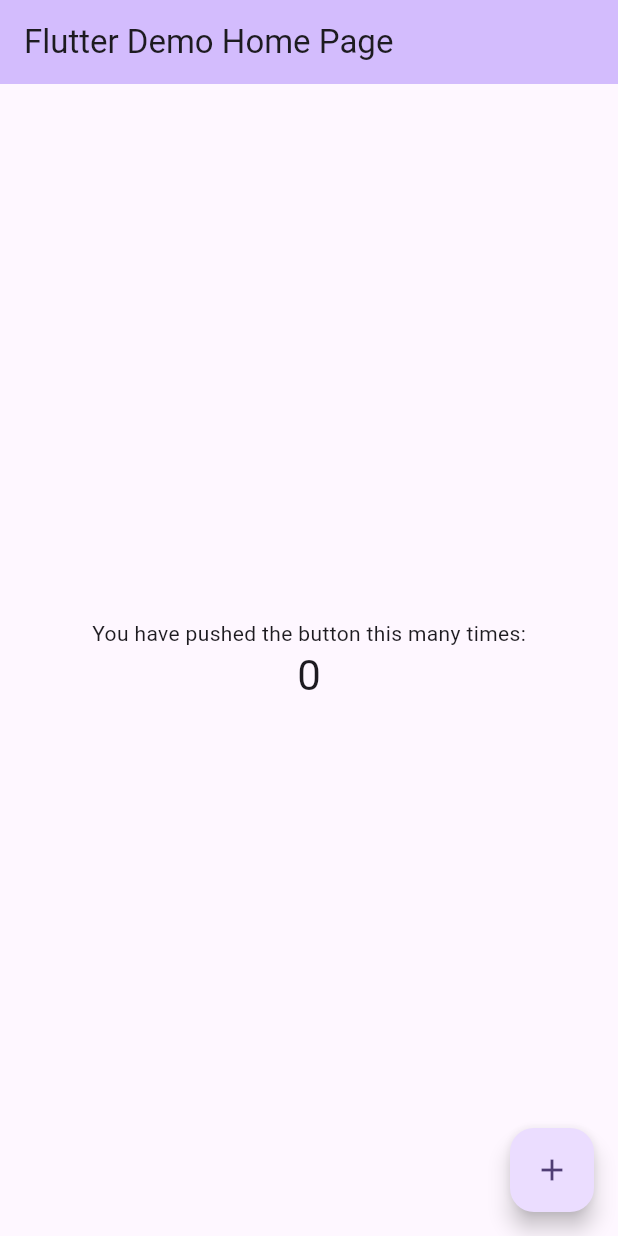
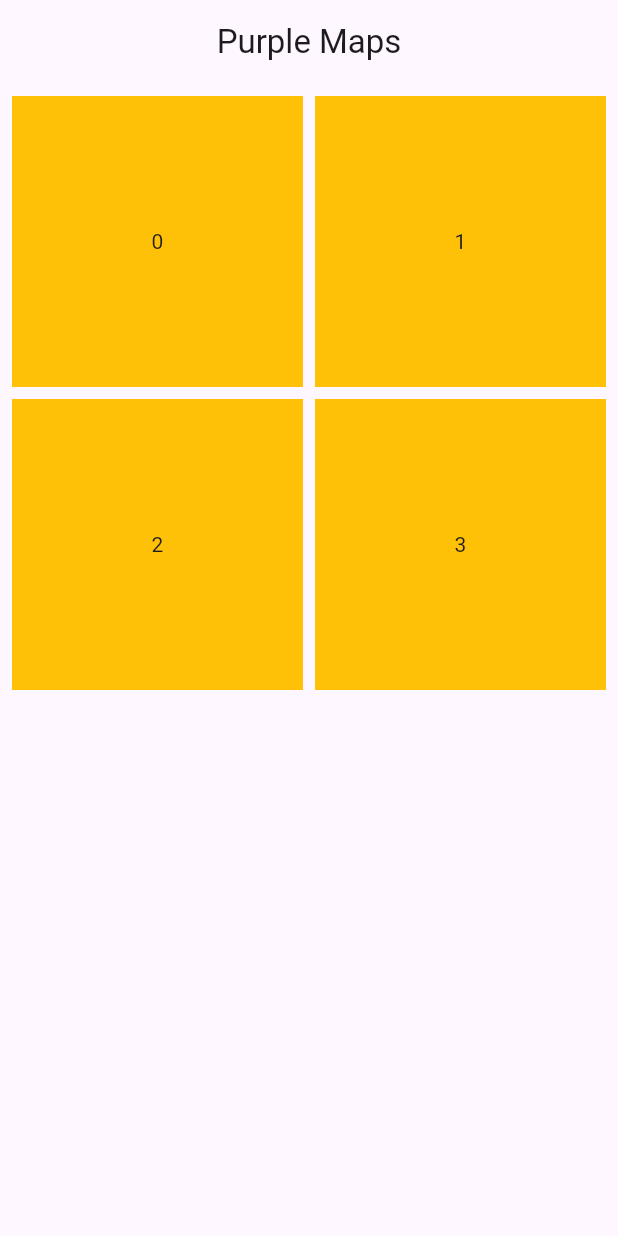
Before and after one commit to hslcreators/purple-maps-mobile, a Flutter app: the screen it shows after launch, on a phone screen of 412 x 824 dp. Run offline on Flutter 3.47's test engine with Material 3 defaults, Android fonts, the light colour scheme and no system bars.

Commit message:
HomePage UI PlaceHolder

```diff
--- a/lib/main.dart
+++ b/lib/main.dart
@@ -1,125 +1,40 @@
 import 'package:flutter/material.dart';
 
-void main() {
-  runApp(const MyApp());
+void main(){
+  runApp(
+    const MaterialApp(
+      debugShowCheckedModeBanner: false,
+      home: HomePage(),
+    )
+  );
 }
 
-class MyApp extends StatelessWidget {
-  const MyApp({super.key});
+class HomePage extends StatelessWidget {
+  const HomePage({super.key});
 
-  // This widget is the root of your application.
   @override
   Widget build(BuildContext context) {
-    return MaterialApp(
-      title: 'Flutter Demo',
-      theme: ThemeData(
-        // This is the theme of your application.
-        //
-        // TRY THIS: Try running your application with "flutter run". You'll see
-        // the application has a purple toolbar. Then, without quitting the app,
-        // try changing the seedColor in the colorScheme below to Colors.green
-        // and then invoke "hot reload" (save your changes or press the "hot
-        // reload" button in a Flutter-supported IDE, or press "r" if you used
-        // the command line to start the app).
-        //
-        // Notice that the counter didn't reset back to zero; the application
-        // state is not lost during the reload. To reset the state, use hot
-        // restart instead.
-        //
-        // This works for code too, not just values: Most code changes can be
-        // tested with just a hot reload.
-        colorScheme: ColorScheme.fromSeed(seedColor: Colors.deepPurple),
-        useMaterial3: true,
+    return Scaffold(
+      appBar: AppBar(
+        title: const Text("Purple Maps"),
+        centerTitle: true,
+        ),
+      body: GridView.count(
+        padding: const EdgeInsets.all(8.0),
+        crossAxisCount: 2,
+        crossAxisSpacing: 8.0,
+        mainAxisSpacing: 8.0,
+        children: [
+          for(int i = 0; i < 4; i++)
+            Container(
+              alignment: Alignment.center,
+              decoration: const BoxDecoration(
+                color: Colors.amber,
+              ),
+              child: Text(i.toString()),
+            )
+        ],
       ),
-      home: const MyHomePage(title: 'Flutter Demo Home Page'),
     );
   }
 }
-
-class MyHomePage extends StatefulWidget {
-  const MyHomePage({super.key, required this.title});
-
-  // This widget is the home page of your application. It is stateful, meaning
-  // that it has a State object (defined below) that contains fields that affect
-  // how it looks.
-
-  // This class is the configuration for the state. It holds the values (in this
-  // case the title) provided by the parent (in this case the App widget) and
-  // used by the build method of the State. Fields in a Widget subclass are
-  // always marked "final".
-
-  final String title;
-
-  @override
-  State<MyHomePage> createState() => _MyHomePageState();
-}
-
-class _MyHomePageState extends State<MyHomePage> {
-  int _counter = 0;
-
-  void _incrementCounter() {
-    setState(() {
-      // This call to setState tells the Flutter framework that something has
-      // changed in this State, which causes it to rerun the build method below
-      // so that the display can reflect the updated values. If we changed
-      // _counter without calling setState(), then the build method would not be
-      // called again, and so nothing would appear to happen.
-      _counter++;
-    });
-  }
-
-  @override
-  Widget build(BuildContext context) {
-    // This method is rerun every time setState is called, for instance as done
-    // by the _incrementCounter method above.
-    //
-    // The Flutter framework has been optimized to make rerunning build methods
-    // fast, so that you can just rebuild anything that needs updating rather
-    // than having to individually change instances of widgets.
-    return Scaffold(
-      appBar: AppBar(
-        // TRY THIS: Try changing the color here to a specific color (to
-        // Colors.amber, perhaps?) and trigger a hot reload to see the AppBar
-        // change color while the other colors stay the same.
-        backgroundColor: Theme.of(context).colorScheme.inversePrimary,
-        // Here we take the value from the MyHomePage object that was created by
-        // the App.build method, and use it to set our appbar title.
-        title: Text(widget.title),
-      ),
-      body: Center(
-        // Center is a layout widget. It takes a single child and positions it
-        // in the middle of the parent.
-        child: Column(
-          // Column is also a layout widget. It takes a list of children and
-          // arranges them vertically. By default, it sizes itself to fit its
-          // children horizontally, and tries to be as tall as its parent.
-          //
-          // Column has various properties to control how it sizes itself and
-          // how it positions its children. Here we use mainAxisAlignment to
-          // center the children vertically; the main axis here is the vertical
-          // axis because Columns are vertical (the cross axis would be
-          // horizontal).
-          //
-          // TRY THIS: Invoke "debug painting" (choose the "Toggle Debug Paint"
-          // action in the IDE, or press "p" in the console), to see the
-          // wireframe for each widget.
-          mainAxisAlignment: MainAxisAlignment.center,
-          children: <Widget>[
-            const Text(
-              'You have pushed the button this many times:',
-            ),
-            Text(
-              '$_counter',
-              style: Theme.of(context).textTheme.headlineMedium,
-            ),
-          ],
-        ),
-      ),
-      floatingActionButton: FloatingActionButton(
-        onPressed: _incrementCounter,
-        tooltip: 'Increment',
-        child: const Icon(Icons.add),
-      ), // This trailing comma makes auto-formatting nicer for build methods.
-    );
-  }
-}
```
